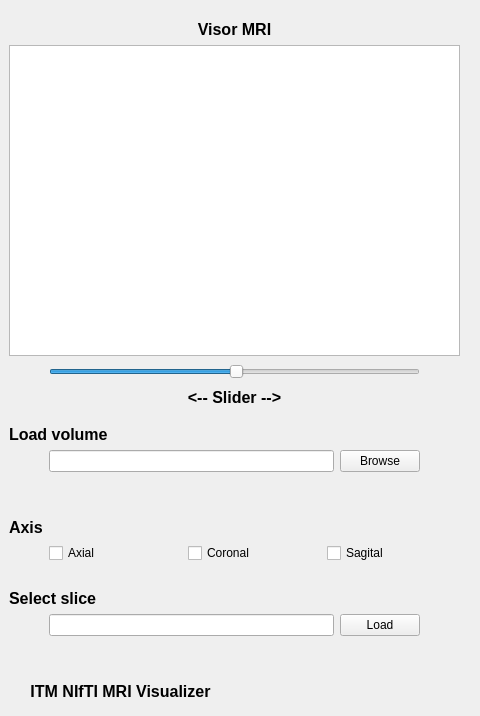
Before: the Qt Designer form GUI.ui in JovianPlanet/mri-visualizer, drawn with Qt 5.
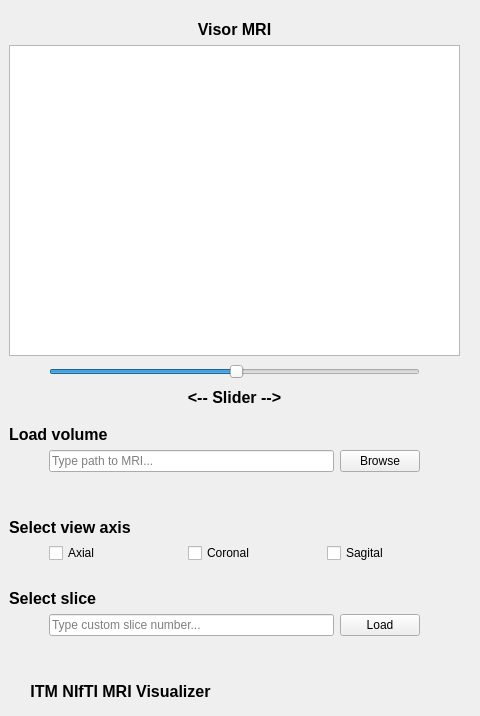
After: the same form once the commit is applied. Icons and pictures are not drawn.

```diff
--- a/GUI.ui
+++ b/GUI.ui
@@ -167,7 +167,14 @@
          </spacer>
         </item>
         <item>
-         <widget class="QLineEdit" name="lineEdit_2"/>
+         <widget class="QLineEdit" name="path_edit">
+          <property name="inputMask">
+           <string/>
+          </property>
+          <property name="placeholderText">
+           <string>Type path to MRI...</string>
+          </property>
+         </widget>
         </item>
         <item>
          <widget class="QPushButton" name="pushButton">
@@ -233,7 +240,7 @@
          </font>
         </property>
         <property name="text">
-         <string>Axis</string>
+         <string>Select view axis</string>
         </property>
         <property name="margin">
          <number>6</number>
@@ -349,7 +356,11 @@
          </spacer>
         </item>
         <item>
-         <widget class="QLineEdit" name="lineEdit"/>
+         <widget class="QLineEdit" name="lineEdit_slice">
+          <property name="placeholderText">
+           <string>Type custom slice number...</string>
+          </property>
+         </widget>
         </item>
         <item>
          <widget class="QPushButton" name="pushButton_2">
```
Left out of the diff: 50 changed lines with no effect on the pictures.
